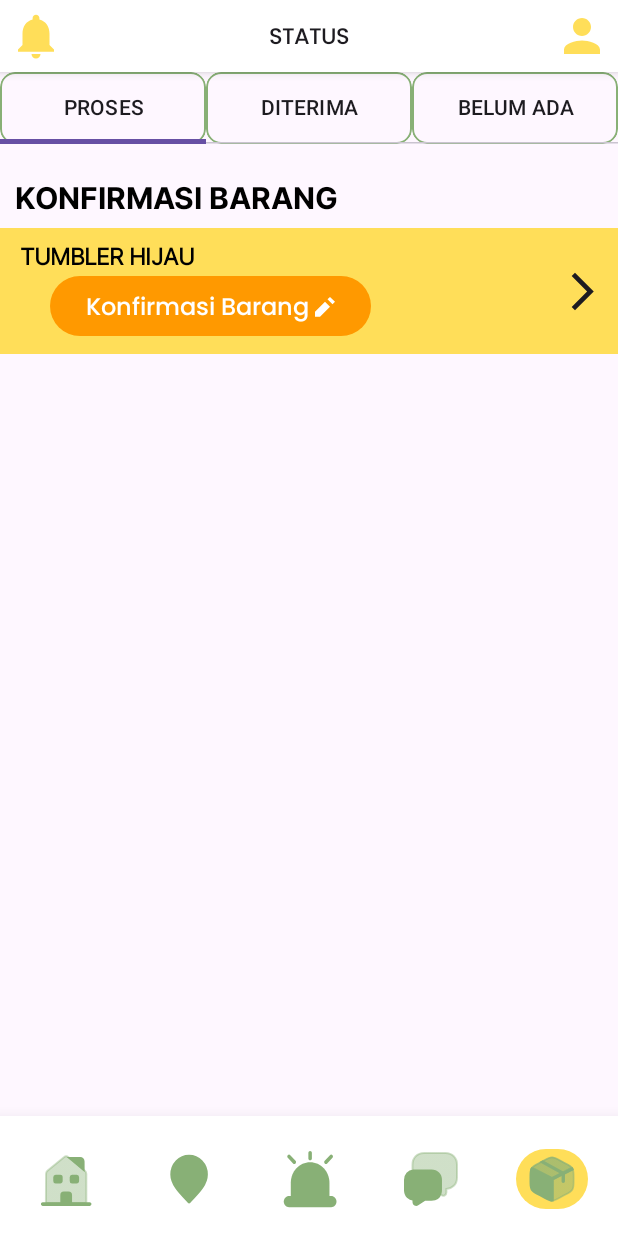
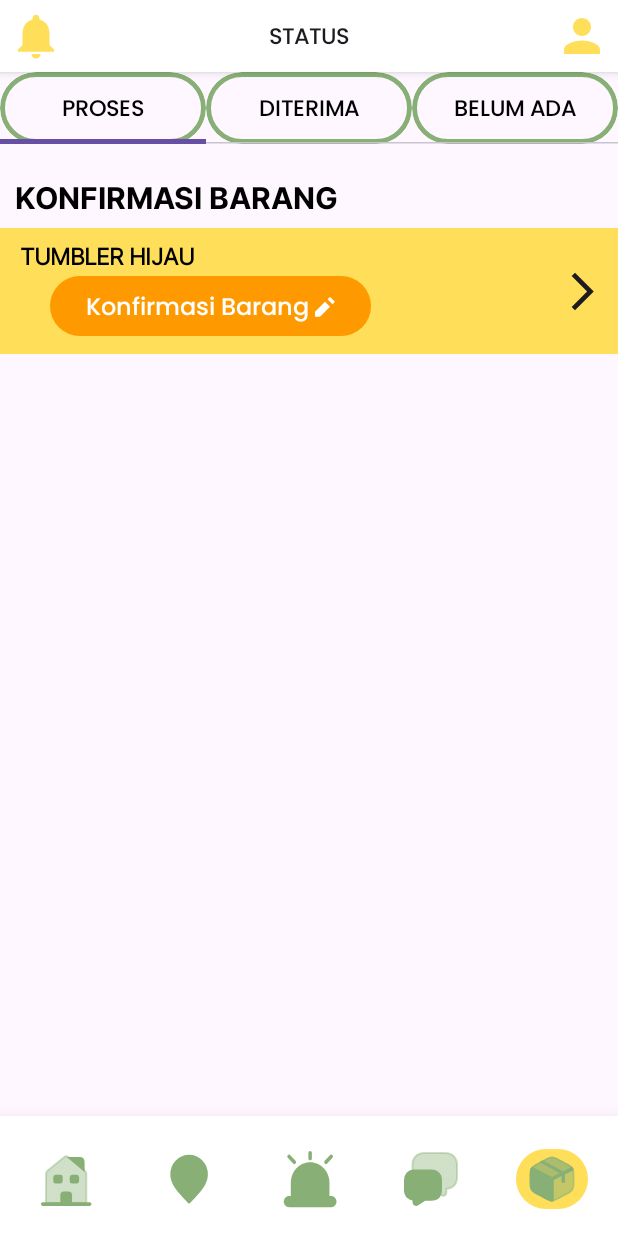
Before and after one commit to ahargunyllib/findmystuff, an Android app built with Jetpack Compose: the screen it shows after launch (MainActivity), on a phone screen of 412 x 824 dp. Run offline under Robolectric (Android 15) with nearby library versions, the phone set to English and light mode, and no system bars; pictures from the network do not load.

```diff
--- a/app/src/main/java/com/ahargunyllib/internraion/features/presentation/screen/status/StatusScreen.kt
+++ b/app/src/main/java/com/ahargunyllib/internraion/features/presentation/screen/status/StatusScreen.kt
@@ -100,32 +100,41 @@ fun StatusScreen(navController: NavController) {
             Spacer(modifier = Modifier.height(48.dp))
             SecondaryTabRow(
                 selectedTabIndex = selectedTabIndex,
-                modifier = Modifier.fillMaxWidth()
+                modifier = Modifier.fillMaxWidth(),
+//                indicator = { tabPositions ->
+//                    TabRowDefaults.Indicator(
+//                        color = Green
+//                    )(tabPositions[selectedTabIndex])
+//                }
             ) {
                 Tab(
-                    text = { Text("PROSES") },
+                    selectedContentColor = Green,
+                    modifier = Modifier
+                        .clip(shape = RoundedCornerShape(50))
+                        .border(shape = RoundedCornerShape(50), width = 3.dp, color = Green)
+                        .width(110.dp),
+                    text = { Text("PROSES", style = Type.statusTab()) },
                     selected = selectedTabIndex == 0,
                     onClick = { selectedTabIndex = 0 },
+
+                    )
+                Tab(
+                    selectedContentColor = Green,
                     modifier = Modifier
-                        .width(110.dp)
-                        .clip(shape = RoundedCornerShape(10.dp))
-                        .border(shape = RoundedCornerShape(10.dp), width = 1.dp, color = Green )
+                        .clip(shape = RoundedCornerShape(50))
+                        .border(shape = RoundedCornerShape(50), width = 3.dp, color = Green)
+                        .width(110.dp),
+                    text = { Text("DITERIMA", style = Type.statusTab()) },
+                    selected = selectedTabIndex == 1,
+                    onClick = { selectedTabIndex = 1 },
                 )
                 Tab(
-                    text = { Text("DITERIMA") },
-                    selected = selectedTabIndex == 1,
-                    onClick = { selectedTabIndex = 1 },
+                    selectedContentColor = Green,
                     modifier = Modifier
-                        .width(110.dp)
-                        .clip(shape = RoundedCornerShape(10.dp))
-                        .border(shape = RoundedCornerShape(10.dp), width = 1.dp, color = Green )
-                )
-                Tab(
-                    modifier = Modifier
-                        .width(110.dp)
-                        .clip(shape = RoundedCornerShape(10.dp))
-                        .border(shape = RoundedCornerShape(10.dp), width = 1.dp, color = Green ),
-                    text = { Text("BELUM ADA") },
+                        .clip(shape = RoundedCornerShape(50))
+                        .border(shape = RoundedCornerShape(50), width = 3.dp, color = Green)
+                        .width(110.dp),
+                    text = { Text(text = "BELUM ADA", style = Type.statusTab()) },
                     selected = selectedTabIndex == 2,
                     onClick = { selectedTabIndex = 2 },
                 )
--- a/app/src/main/java/com/ahargunyllib/internraion/ui/theme/Type.kt
+++ b/app/src/main/java/com/ahargunyllib/internraion/ui/theme/Type.kt
@@ -253,6 +253,13 @@ object Type{
         color = White
     )
 
+    fun statusTab() = TextStyle(
+        fontFamily = FontFamily(Font(R.font.poppins_medium)),
+        fontSize = 15.sp,
+        fontWeight = FontWeight(500),
+        color = Black
+    )
+
 
 
 }
```
